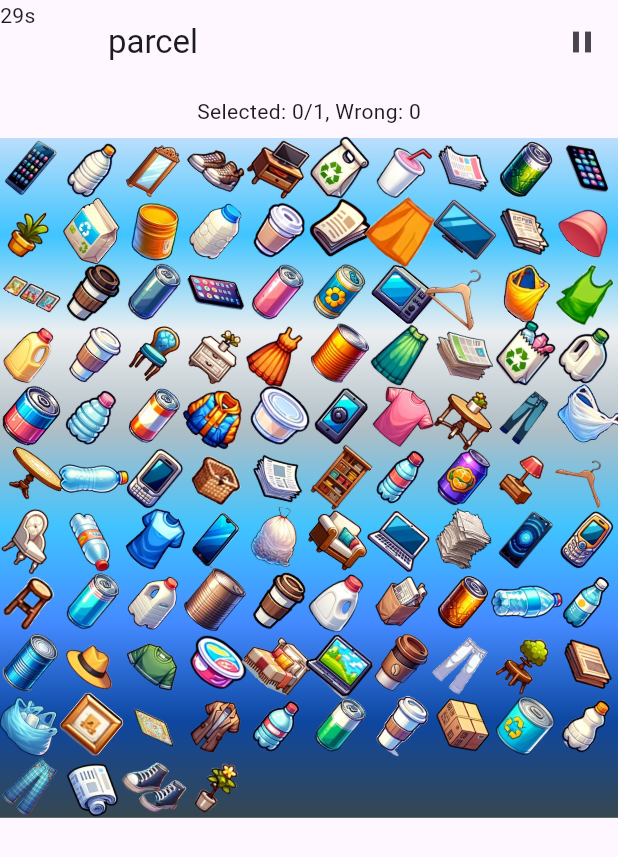
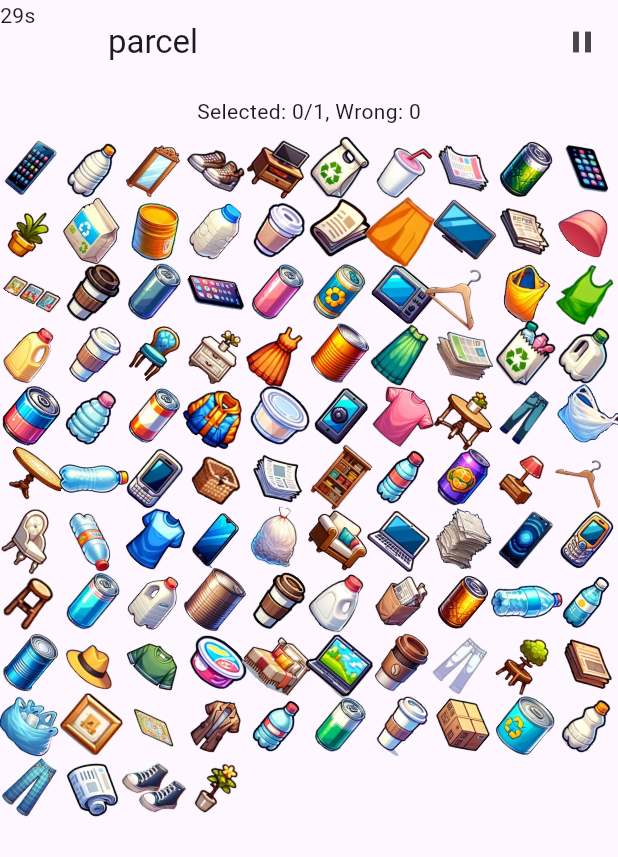
Before and after one commit to judydev/recycle_this, a Flutter app: the MyGame screen opened by its route, on a phone screen of 412 x 824 dp. Shown: the top 857 px of the screen. Run offline on Flutter 3.47's test engine with Material 3 defaults, Android fonts, the light colour scheme and no system bars.

```diff
--- a/lib/src/game/my_game.dart
+++ b/lib/src/game/my_game.dart
@@ -141,9 +141,8 @@ class _MyGameState extends State<MyGame> {
             ],
             title: Text(chosenCategory!)),
         body: SafeArea(
-            child: SingleChildScrollView(
             child: Column(
-            mainAxisSize: MainAxisSize.min,
+          // mainAxisSize: MainAxisSize.min,
           children: [
             Padding(
                 padding: const EdgeInsets.all(8.0),
@@ -151,20 +150,20 @@ class _MyGameState extends State<MyGame> {
                     'Selected: ${found.length}/$expectedItemCount, Wrong: ${wrong.length}')),
             Container(
                 // height: MediaQuery.sizeOf(context).height,
-                  decoration: BoxDecoration(
-                      gradient: LinearGradient(
-                          begin: Alignment.topCenter,
-                          end: Alignment.bottomCenter,
-                          colors: [
-                        Colors.blue[100]!,
-                        Colors.lightBlueAccent,
-                        Colors.blueGrey[50]!,
-                        Colors.blueGrey[200]!,
-                        Colors.lightBlueAccent,
-                        Colors.blueAccent,
-                        Colors.blue[900]!,
-                        Colors.blueGrey[800]!,
-                      ])),
+                // decoration: BoxDecoration(
+                //     gradient: LinearGradient(
+                //         begin: Alignment.topCenter,
+                //         end: Alignment.bottomCenter,
+                //         colors: [
+                //       Colors.blue[100]!,
+                //       Colors.lightBlueAccent,
+                //       Colors.blueGrey[50]!,
+                //       Colors.blueGrey[200]!,
+                //       Colors.lightBlueAccent,
+                //       Colors.blueAccent,
+                //       Colors.blue[900]!,
+                //       Colors.blueGrey[800]!,
+                //     ])),
                 child: Expanded(
                   child: GridView.count(
                       shrinkWrap: true,
@@ -172,7 +171,6 @@ class _MyGameState extends State<MyGame> {
                       children: spriteList),
                 )),
           ],
-          ),
         )));
   }
 
```
Also changed, not shown: 1 other file. Lines whose indentation alone changed are shown as unchanged.
